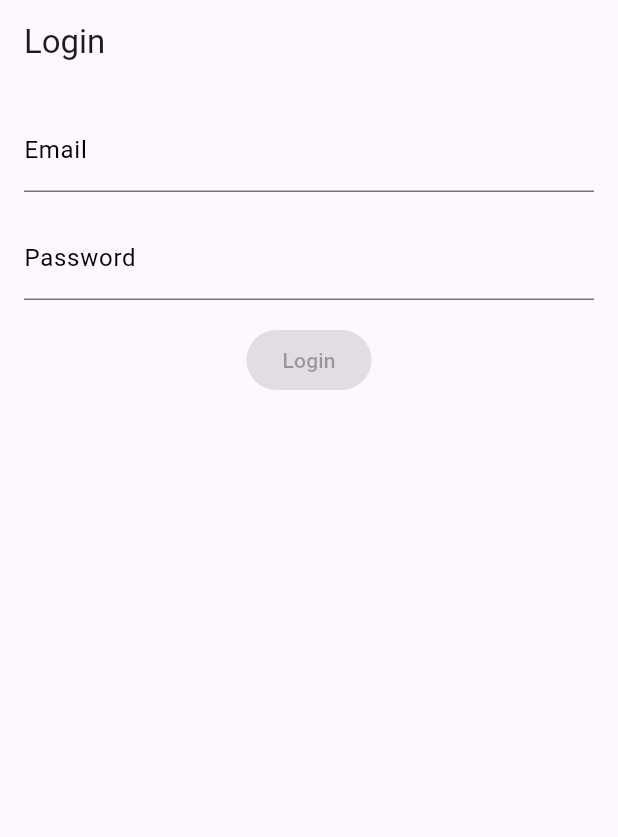
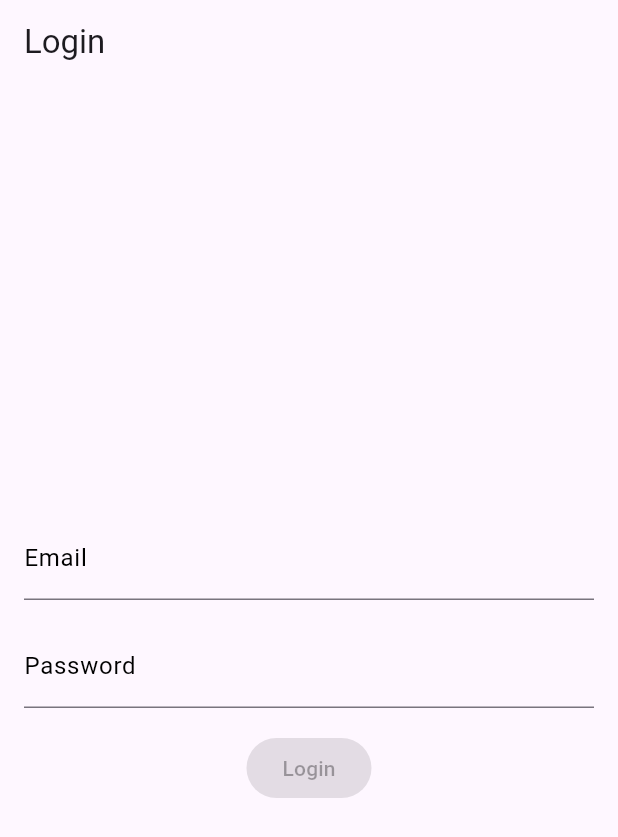
Before and after one commit to tphuyen/DemoBloc, a Flutter app: the screen it shows after launch, on a phone screen of 412 x 824 dp. Shown: the top 837 px of the screen. Run offline on Flutter 3.47's test engine with Material 3 defaults, Android fonts, the phone set to English and light mode, and no system bars; our stand-ins replace equatable, flutter_bloc.

Commit message:
Done fix

```diff
--- a/lib/app.dart
+++ /dev/null
@@ -1,21 +0,0 @@
-import 'package:flutter/material.dart';
-import 'package:flutter_bloc/flutter_bloc.dart';
-import 'package:login_bloc/repository/auth_repository.dart';
-import 'package:login_bloc/screens/login_screen.dart';
-
-import 'bloc/login_bloc.dart';
-
-class MyApp extends StatelessWidget {
-  const MyApp({super.key});
-
-  @override
-  Widget build(BuildContext context) {
-    return MaterialApp(
-      debugShowCheckedModeBanner: false,
-      home: BlocProvider(
-        create: (context) => LoginBloc(AuthRepository()),
-        child: LoginScreen(),
-      ),
-    );
-  }
-}
--- a/lib/bloc/login_bloc.dart
+++ b/lib/bloc/login_bloc.dart
@@ -6,14 +6,21 @@ import 'login_state.dart';
 class LoginBloc extends Bloc<LoginEvent, LoginState> {
   final AuthRepository authRepository;
 
-  LoginBloc(this.authRepository) : super(LoginState.initial()) {
-    on<LoginInputChanged>((event, emit) {
-      bool isValid = event.input1.isNotEmpty && event.input2.isNotEmpty;
+  LoginBloc(this.authRepository) : super(const LoginState()) {
+    on<EmailChanged>((event, emit) {
+      bool isValid = event.email.isNotEmpty && state.password.isNotEmpty;
       emit(state.copyWith(
-        input1: event.input1,
-        input2: event.input2,
-        isInput1Changed: event.isInput1Changed,
-        isInput2Changed: event.isInput2Changed,
+        email: event.email,
+        isEmailChanged: true,
+        isValid: isValid,
+      ));
+    });
+
+    on<PasswordChanged>((event, emit) {
+      bool isValid = state.email.isNotEmpty && event.password.isNotEmpty;
+      emit(state.copyWith(
+        password: event.password,
+        isPasswordChanged: true,
         isValid: isValid,
       ));
     });
@@ -22,6 +29,7 @@ class LoginBloc extends Bloc<LoginEvent, LoginState> {
       if (!state.isValid) return;
 
       emit(state.copyWith(status: LoginStatus.loading));
+
       try {
         await authRepository.logIn();
         emit(state.copyWith(status: LoginStatus.success));
--- a/lib/bloc/login_event.dart
+++ b/lib/bloc/login_event.dart
@@ -2,24 +2,23 @@ import 'package:equatable/equatable.dart';
 
 abstract class LoginEvent extends Equatable {
   @override
-  List<Object> get props => [];
+  List<Object?> get props => [];
 }
 
-class LoginInputChanged extends LoginEvent {
-  final String input1;
-  final String input2;
-  final bool isInput1Changed;
-  final bool isInput2Changed;
-
-  LoginInputChanged({
-    required this.input1,
-    required this.input2,
-    required this.isInput1Changed,
-    required this.isInput2Changed,
-  });
+class EmailChanged extends LoginEvent {
+  final String email;
+  EmailChanged(this.email);
 
   @override
-  List<Object> get props => [input1, input2, isInput1Changed, isInput2Changed];
+  List<Object?> get props => [email];
+}
+
+class PasswordChanged extends LoginEvent {
+  final String password;
+  PasswordChanged(this.password);
+
+  @override
+  List<Object?> get props => [password];
 }
 
 class LoginSubmitted extends LoginEvent {}
--- a/lib/bloc/login_state.dart
+++ b/lib/bloc/login_state.dart
@@ -3,51 +3,40 @@ import 'package:equatable/equatable.dart';
 enum LoginStatus { initial, loading, success, failure }
 
 class LoginState extends Equatable {
-  final String input1;
-  final String input2;
-  final bool isInput1Changed;
-  final bool isInput2Changed;
+  final String email;
+  final String password;
+  final bool isEmailChanged;
+  final bool isPasswordChanged;
   final bool isValid;
   final LoginStatus status;
 
-  LoginState({
-    required this.input1,
-    required this.input2,
-    required this.isInput1Changed,
-    required this.isInput2Changed,
-    required this.isValid,
-    required this.status,
+  const LoginState({
+    this.email = '',
+    this.password = '',
+    this.isEmailChanged = false,
+    this.isPasswordChanged= false,
+    this.isValid = false,
+    this.status = LoginStatus.initial,
   });
 
-  factory LoginState.initial() {
-    return LoginState(
-      input1: '',
-      input2: '',
-      isInput1Changed: false,
-      isInput2Changed: false,
-      isValid: false,
-      status: LoginStatus.initial,
-    );
-  }
-
   LoginState copyWith({
-    String? input1,
-    String? input2,
-    bool? isInput1Changed,
-    bool? isInput2Changed,
+    String? email,
+    String? password,
+    bool? isEmailChanged,
+    bool? isPasswordChanged,
     bool? isValid,
     LoginStatus? status,
   }) {
     return LoginState(
-      input1: input1 ?? this.input1,
-      input2: input2 ?? this.input2,
-      isInput1Changed: isInput1Changed ?? this.isInput1Changed,
-      isInput2Changed: isInput2Changed ?? this.isInput2Changed,
+      email: email ?? this.email,
+      password: password ?? this.password,
+      isEmailChanged: isEmailChanged ?? this.isEmailChanged,
+      isPasswordChanged: isPasswordChanged ?? this.isPasswordChanged,
       isValid: isValid ?? this.isValid,
       status: status ?? this.status,
     );
   }
 
   @override
-  List<Object> get props => [input1, input2, isInput1Changed, isInput2Changed, isValid, status];
+  List<Object?> get props => [email, password, isEmailChanged, isPasswordChanged, isValid, status];
 }
--- a/lib/main.dart
+++ b/lib/main.dart
@@ -1,7 +1,18 @@
 import 'package:flutter/material.dart';
-
-import 'app.dart';
+import 'screens/login_screen.dart';
 
 void main() {
   runApp(MyApp());
 }
+
+class MyApp extends StatelessWidget {
+  const MyApp({super.key});
+
+  @override
+  Widget build(BuildContext context) {
+    return MaterialApp(
+      debugShowCheckedModeBanner: false,
+      home: LoginScreen(),
+    );
+  }
+}
--- a/lib/screens/login_screen.dart
+++ b/lib/screens/login_screen.dart
@@ -1,5 +1,6 @@
 import 'package:flutter/material.dart';
 import 'package:flutter_bloc/flutter_bloc.dart';
+import 'package:login_bloc/repository/auth_repository.dart';
 import '../bloc/login_bloc.dart';
 import '../bloc/login_event.dart';
 import '../bloc/login_state.dart';
@@ -10,72 +11,110 @@ class LoginScreen extends StatelessWidget {
 
   @override
   Widget build(BuildContext context) {
+    return BlocProvider(
+      create: (context) => LoginBloc(AuthRepository()),
+      child: LoginView(),
+    );
+  }
+}
+
+class LoginView extends StatelessWidget {
+  const LoginView({super.key});
+
+  @override
+  Widget build(BuildContext context) {
     return Scaffold(
-      appBar: AppBar(title: Text('Login')),
-      body: BlocConsumer<LoginBloc, LoginState>(
+      appBar: AppBar(title: const Text('Login')),
+      body: BlocListener<LoginBloc, LoginState>(
         listener: (context, state) {
           if (state.status == LoginStatus.success) {
-            Navigator.pushReplacement(context, MaterialPageRoute(builder: (_) => HomeScreen()));
+            Navigator.pushReplacement(
+                context, MaterialPageRoute(builder: (_) => HomeScreen()));
           }
         },
+        child: BlocBuilder<LoginBloc, LoginState>(
+          buildWhen: (previous, current) => previous.status != current.status,
           builder: (context, state) {
             if (state.status == LoginStatus.loading) {
-            return Center(child: CircularProgressIndicator());
+              return const Center(child: CircularProgressIndicator());
             }
-
             return Padding(
-            padding: EdgeInsets.all(16),
+              padding: const EdgeInsets.all(16),
               child: Column(
+                mainAxisAlignment: MainAxisAlignment.center,
                 children: [
-                TextField(
+                  BlocBuilder<LoginBloc, LoginState>(
+                    buildWhen: (previous, current) =>
+                    previous.email != current.email ||
+                        previous.isEmailChanged != current.isEmailChanged,
+                    builder: (context, state) {
+                      return TextField(
                         onChanged: (value) {
-                    context.read<LoginBloc>().add(LoginInputChanged(
-                      input1: value,
-                      input2: state.input2,
-                      isInput1Changed: true,
-                      isInput2Changed: state.isInput2Changed,
-                    ));
+                          context.read<LoginBloc>().add(EmailChanged(value));
                         },
                         decoration: InputDecoration(
                           labelText: 'Email',
                           labelStyle: TextStyle(
-                      color: state.isInput1Changed && state.input1.isEmpty ? Colors.red : Colors.black,
+                            color: state.isEmailChanged && state.email.isEmpty
+                                ? Colors.red
+                                : Colors.black,
                           ),
-                    errorText: state.isInput1Changed && state.input1.isEmpty ? 'Email is required' : null,
+                          errorText: state.isEmailChanged && state.email.isEmpty
+                              ? 'Required'
+                              : null,
                         ),
+                      );
+                    },
                   ),
-                SizedBox(height: 16),
-                TextField(
+
+                  const SizedBox(height: 16),
+
+                  BlocBuilder<LoginBloc, LoginState>(
+                    buildWhen: (previous, current) =>
+                    previous.password != current.password ||
+                        previous.isPasswordChanged != current.isPasswordChanged,
+                    builder: (context, state) {
+                      return TextField(
+                        obscureText: true,
                         onChanged: (value) {
-                    context.read<LoginBloc>().add(LoginInputChanged(
-                      input1: state.input1,
-                      input2: value,
-                      isInput1Changed: state.isInput1Changed,
-                      isInput2Changed: true,
-                    ));
+                          context.read<LoginBloc>().add(PasswordChanged(value));
                         },
                         decoration: InputDecoration(
                           labelText: 'Password',
                           labelStyle: TextStyle(
-                      color: state.isInput2Changed && state.input2.isEmpty ? Colors.red : Colors.black,
+                            color: state.isPasswordChanged && state.password.isEmpty
+                                ? Colors.red
+                                : Colors.black,
                           ),
-                    errorText: state.isInput2Changed && state.input2.isEmpty ? 'Password is required' : null,
+                          errorText: state.isPasswordChanged && state.password.isEmpty
+                              ? 'Required'
+                              : null,
                         ),
+                      );
+                    },
                   ),
-                SizedBox(height: 16),
-                ElevatedButton(
+
+                  const SizedBox(height: 16),
+
+                  BlocBuilder<LoginBloc, LoginState>(
+                    buildWhen: (previous, current) => previous.isValid != current.isValid,
+                    builder: (context, state) {
+                      return ElevatedButton(
                         onPressed: state.isValid
                             ? () {
                           context.read<LoginBloc>().add(LoginSubmitted());
                         }
                             : null,
-                  child: Text('Login'),
+                        child: const Text('Login'),
+                      );
+                    },
                   ),
                 ],
               ),
             );
           },
         ),
+      ),
     );
   }
 }
```
Also changed, not shown: 1 other file. Lines whose indentation alone changed are shown as unchanged.
